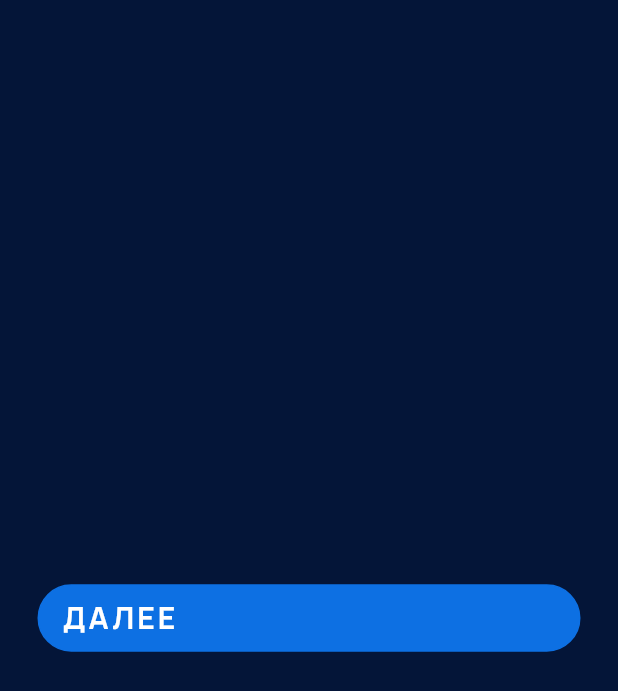
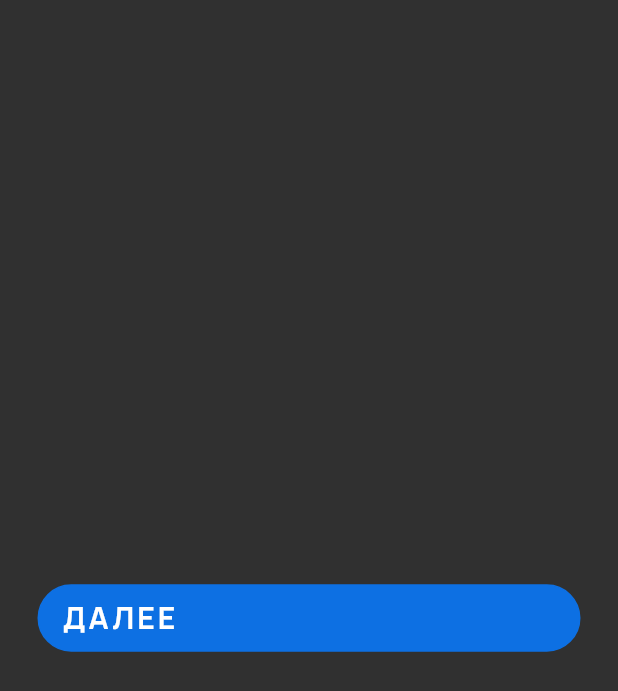
Before and after one commit to Zhamshid/7food_techgarden_flutter, a Flutter app: the screen it shows after launch, on a phone screen of 412 x 824 dp. Shown: the top 691 px of the screen. Run offline on Flutter 3.47's test engine with Material 2 defaults, Android fonts, the phone set to English and light mode, and no system bars.

Commit message:
last changes

```diff
--- a/lib/constants.dart
+++ b/lib/constants.dart
@@ -2,15 +2,18 @@ import 'package:flutter/material.dart';
 import 'package:seven_food_test/res/app_colors.dart';
 
 
-const kButtonTextStyle = TextStyle(
+class Constants {
+
+  static const kButtonTextStyle = TextStyle(
     fontFamily: 'Manrope',
     fontSize: 20,
     color: Colors.white,
     letterSpacing: 2,
     fontWeight: FontWeight.w700,
   );
-const kHintStyle = TextStyle(
+  static const kHintStyle = TextStyle(
     fontSize: 18,
     color: AppColors.gray,
     fontWeight: FontWeight.w400,
   );
+}
--- a/lib/main.dart
+++ b/lib/main.dart
@@ -1,5 +1,4 @@
 import 'package:flutter/material.dart';
-import 'package:seven_food_test/constants.dart';
 import 'package:seven_food_test/next_button.dart';
 import 'package:seven_food_test/res/app_colors.dart';
 import 'package:seven_food_test/screens/login_screen.dart';
@@ -14,12 +13,14 @@ class SevenFood extends StatelessWidget {
   Widget build(BuildContext context) {
     return MaterialApp(
       debugShowCheckedModeBanner: false,
+      theme: ThemeData.dark().copyWith(
+        primaryColor: AppColors.primary,
+      ),
       routes: {
         LoginScreen.id: (context) => const LoginScreen(),
         RegistrationScreen.id: (context) => const RegistrationScreen(),
       },
       home: Scaffold(
-        backgroundColor: const Color(0xFF041538),
         body: RoundedButton(
           color: AppColors.primary,
           onPressed: () {
--- a/lib/next_button.dart
+++ b/lib/next_button.dart
@@ -29,7 +29,7 @@ class RoundedButton extends StatelessWidget {
               Expanded(
                 child: Text(
                   'ДАЛЕЕ',
-                  style: kButtonTextStyle,
+                  style: Constants.kButtonTextStyle,
                 ),
               ),
             ],
--- a/lib/res/app_colors.dart
+++ b/lib/res/app_colors.dart
@@ -1,7 +1,6 @@
 import 'package:flutter/material.dart';
 
 class AppColors{
-
 
   static const Color primary = Color(0xFF0D70E3);
   static const Color secondary = Color(0xFF0DB0E3);
--- a/lib/rounded_textfield.dart
+++ b/lib/rounded_textfield.dart
@@ -29,7 +29,7 @@ class RoundedTextField extends StatelessWidget {
         decoration: InputDecoration(
           border: InputBorder.none,
           hintText: hintText!,
-          hintStyle: kHintStyle,
+          hintStyle: Constants.kHintStyle,
         ),
       ),
     );
```
Also changed, not shown: lib/screens/onboarding.dart (added). Lines whose indentation alone changed are shown as unchanged.
